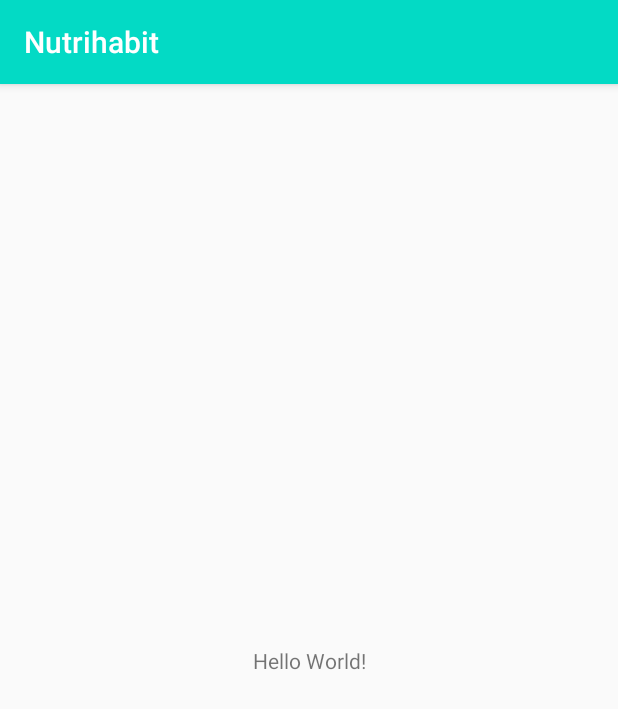
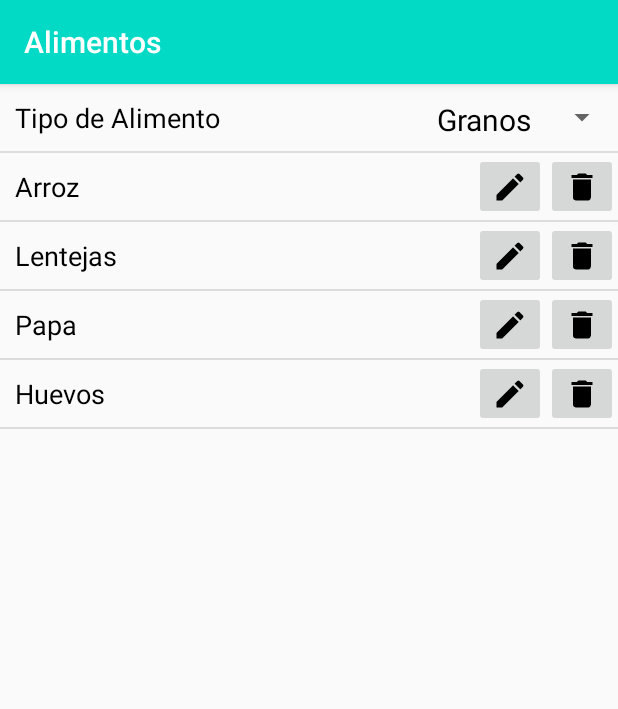
Before and after one commit to juancamiloforero/Nutrihabit2, an Android app: the screen it shows after launch (MainActivity before the commit, AlimentosActivity after it), on a phone screen of 412 x 824 dp. Shown: the top 709 px of the screen. Run offline under Robolectric (Android 15) with nearby library versions, the phone set to English and light mode, and no system bars.

Commit message:
Crear y editar alimentos enlazados

```diff
--- a/app/src/main/AndroidManifest.xml
+++ b/app/src/main/AndroidManifest.xml
@@ -9,7 +9,9 @@
         android:roundIcon="@mipmap/ic_launcher_round"
         android:supportsRtl="true"
         android:theme="@style/AppTheme">
-        <activity android:name=".bienvenidaActivity"></activity>
+        <activity android:name=".bienvenidaActivity" />
+        <activity android:name=".alimentos.AlimentosCrearActivity"/>
+        <activity android:name=".alimentos.AlimentosActivity" />
         <activity android:name=".MainActivity">
             <intent-filter>
                 <action android:name="android.intent.action.MAIN" />
--- a/app/src/main/java/com/example/nutrihabit2/alimentos/AlimentosActivity.java
+++ b/app/src/main/java/com/example/nutrihabit2/alimentos/AlimentosActivity.java
@@ -1,11 +1,15 @@
 package com.example.nutrihabit2.alimentos;
 
 import androidx.appcompat.app.AppCompatActivity;
+import androidx.fragment.app.FragmentManager;
+import androidx.fragment.app.FragmentTransaction;
 import androidx.recyclerview.widget.DividerItemDecoration;
 import androidx.recyclerview.widget.LinearLayoutManager;
 import androidx.recyclerview.widget.RecyclerView;
 
+import android.content.Intent;
 import android.os.Bundle;
+import android.util.Log;
 import android.widget.ArrayAdapter;
 import android.widget.Spinner;
 
@@ -14,37 +18,28 @@ import com.example.nutrihabit2.R;
 import java.lang.reflect.Array;
 import java.util.ArrayList;
 
-public class AlimentosActivity extends AppCompatActivity {
+public class AlimentosActivity extends AppCompatActivity implements Alimentos_list_Adapter.OnAlimentosListener{
+
+    private static final String TAG_ALIMENTOS_LISTA_FRAGMENT="TAG_ALIMENTOS_LISTA_FRAGMENT";
+    private static final String TAG_ALIMENTOS_CREAR_FRAGMENT="TAG_ALIMENTOS_CREAR_FRAGMENT";
 
     private Spinner spinnerTiposAlimentos;
-
     private RecyclerView mRvAlimentosList;
     private ArrayList<Alimento> auxAlimentos;
 
     @Override
     protected void onCreate(Bundle savedInstanceState) {
         super.onCreate(savedInstanceState);
-        setContentView(R.layout.alimentos_list);
+        setContentView(R.layout.activity_alimentos);
         setTitle(R.string.alimento_menu);
 
+        // Inicializar recycler lista
+        mRvAlimentosList = findViewById(R.id.rvAlimentos);
 
-        inicializarSpinnerTipoAlimentos();
-        inicializarListaAlimentos();
-    }
-
-    private void inicializarSpinnerTipoAlimentos() {
+        // Inicializar spinner
         spinnerTiposAlimentos = findViewById(R.id.spTipoAlimento);
 
-        ArrayAdapter<CharSequence> adapterSpinner = ArrayAdapter.createFromResource(this,
-                R.array.arrTipoAlimentos, R.layout.alimentos_tipos_item);
-
-        spinnerTiposAlimentos.setAdapter(adapterSpinner);
-    }
-
-    private void inicializarListaAlimentos() {
-        // Extraer el recycler de la lista de alimentos
-        mRvAlimentosList = findViewById(R.id.rvAlimentos);
-
+        // Lista
         // Solo decoración
         mRvAlimentosList.addItemDecoration(new DividerItemDecoration(this, DividerItemDecoration.VERTICAL));
 
@@ -65,9 +60,30 @@ public class AlimentosActivity extends AppCompatActivity {
         auxAlimentos.add(a4);
 
         // Instanciar el adaptador
-        Alimentos_list_Adapter mAdapter = new Alimentos_list_Adapter(auxAlimentos);
+        Alimentos_list_Adapter mAdapter = new Alimentos_list_Adapter(auxAlimentos, this);
 
         // Setear el adaptador al recycler de alimentos
         mRvAlimentosList.setAdapter(mAdapter);
+
+
+        // Spinner
+        ArrayAdapter<CharSequence> adapterSpinner = ArrayAdapter.createFromResource(this,
+                R.array.arrTipoAlimentos, R.layout.alimentos_tipos_item);
+
+        spinnerTiposAlimentos.setAdapter(adapterSpinner);
+
     }
+
+    @Override
+    public void onEditAlimentoClick(int position) {
+        Log.d("TAG1", "onEditClicked");
+        Intent intent = new Intent(this, AlimentosCrearActivity.class);
+        startActivity(intent);
+    }
+
+    @Override
+    public void onDeleteAlimentoClick(int position) {
+        Log.d("TAG2", "onDeleteClicked");
+    }
+
 }
--- a/app/src/main/java/com/example/nutrihabit2/alimentos/Alimentos_list_Adapter.java
+++ b/app/src/main/java/com/example/nutrihabit2/alimentos/Alimentos_list_Adapter.java
@@ -1,12 +1,17 @@
 package com.example.nutrihabit2.alimentos;
 
 import android.content.Context;
+import android.content.Intent;
 import android.view.LayoutInflater;
 import android.view.View;
 import android.view.ViewGroup;
+import android.widget.ImageButton;
 import android.widget.TextView;
+import android.widget.Toast;
 
 import androidx.annotation.NonNull;
+import androidx.fragment.app.Fragment;
+import androidx.fragment.app.FragmentManager;
 import androidx.recyclerview.widget.RecyclerView;
 
 import com.example.nutrihabit2.R;
@@ -16,9 +21,11 @@ import java.util.ArrayList;
 public class Alimentos_list_Adapter extends RecyclerView.Adapter<Alimentos_list_Adapter.AlimentosViewHolder>{
 
     private ArrayList<Alimento> mAlimentos;
+    private OnAlimentosListener mOnAlimentosListener;
 
-    public Alimentos_list_Adapter(ArrayList<Alimento> alimentos) {
+    public Alimentos_list_Adapter(ArrayList<Alimento> alimentos, OnAlimentosListener onAlimentosListener) {
         mAlimentos = alimentos;
+        this.mOnAlimentosListener = onAlimentosListener;
     }
 
     @NonNull
@@ -32,7 +39,7 @@ public class Alimentos_list_Adapter extends RecyclerView.Adapter<Alimentos_list_
         boolean fastAttachToParent = false;
         View itemView = inflater.inflate(layoutIdAlimentosItem, parent, fastAttachToParent);
 
-        AlimentosViewHolder viewHolder = new AlimentosViewHolder(itemView);
+        AlimentosViewHolder viewHolder = new AlimentosViewHolder(itemView, mOnAlimentosListener);
 
         return viewHolder;
     }
@@ -51,19 +58,55 @@ public class Alimentos_list_Adapter extends RecyclerView.Adapter<Alimentos_list_
         }
     }
 
-
-    public class AlimentosViewHolder extends RecyclerView.ViewHolder {
+    public class AlimentosViewHolder extends RecyclerView.ViewHolder implements View.OnClickListener{
 
         TextView mNombreAlimentoView;
+        ImageButton mEliminarBoton;
+        ImageButton mEditarBoton;
+        OnAlimentosListener onAlimentosListener;
 
-        public AlimentosViewHolder(@NonNull View itemView) {
+        public AlimentosViewHolder(@NonNull View itemView, final OnAlimentosListener onAlimentosListener) {
             super(itemView);
 
             mNombreAlimentoView = itemView.findViewById(R.id.tvNombreAlimento);
+            mEliminarBoton = itemView.findViewById(R.id.btEliminarAlimento);
+            mEditarBoton = itemView.findViewById(R.id.btEditarAlimento);
+
+            this.onAlimentosListener = onAlimentosListener;
+            itemView.setOnClickListener(this);
+
+            mEliminarBoton.setOnClickListener(new View.OnClickListener() {
+
+                @Override
+                public void onClick(View v) {
+                    onAlimentosListener.onDeleteAlimentoClick(getAdapterPosition());
+                }
+            });
+
+            mEditarBoton.setOnClickListener(new View.OnClickListener() {
+
+                @Override
+                public void onClick(View v) {
+                    onAlimentosListener.onEditAlimentoClick(getAdapterPosition());
+                }
+            });
+        }
+
+        @Override
+        public void onClick(View v) {
+            // ToDo: On click para el alimento, ver sus detalles
         }
 
         void bind(int listaIndex) {
              mNombreAlimentoView.setText(String.valueOf(mAlimentos.get(listaIndex).getNombre()));
         }
+
+
+    }
+
+    public interface OnAlimentosListener {
+        // Interfaz para implementar y escuchar los botones de eliminar, editar y ver alimentos
+        void onEditAlimentoClick(int position);
+        void onDeleteAlimentoClick(int position);
     }
 }
--- /dev/null
+++ b/app/src/main/res/drawable/rounded_corners.xml
@@ -0,0 +1,5 @@
+<?xml version="1.0" encoding="utf-8"?>
+<shape xmlns:android="http://schemas.android.com/apk/res/android">
+    <corners android:radius="24dp"/>
+    <solid android:color="@color/colorPrimary" />
+</shape>
--- /dev/null
+++ b/app/src/main/res/layout/activity_alimentos.xml
@@ -0,0 +1,52 @@
+<?xml version="1.0" encoding="utf-8"?>
+<androidx.constraintlayout.widget.ConstraintLayout xmlns:android="http://schemas.android.com/apk/res/android"
+    xmlns:card_view="http://schemas.android.com/apk/res-auto"
+    xmlns:tools="http://schemas.android.com/tools"
+    android:layout_width="match_parent"
+    android:layout_height="match_parent"
+    tools:context=".alimentos.AlimentosActivity">
+
+    <LinearLayout
+        android:layout_width="match_parent"
+        android:layout_height="match_parent"
+        android:divider="@android:color/transparent"
+        android:orientation="vertical">
+
+
+        <LinearLayout
+            android:layout_width="match_parent"
+            android:layout_height="wrap_content"
+            android:orientation="horizontal">
+
+
+            <TextView
+                android:layout_width="0dp"
+                android:layout_height="wrap_content"
+                android:layout_weight="3"
+                android:padding="10dp"
+                android:text="@string/tipo_alimento"
+                android:textAppearance="@style/TextoNormal" />
+
+            <Spinner
+                android:id="@+id/spTipoAlimento"
+                android:layout_width="wrap_content"
+                android:layout_height="match_parent"
+                android:layout_gravity="end"
+                android:layout_weight="1"
+                android:textAppearance="@style/TextoNormal" />
+        </LinearLayout>
+
+
+        <View
+            android:id="@+id/divider"
+            android:layout_width="match_parent"
+            android:layout_height="1dp"
+            android:background="?android:attr/listDivider" />
+
+        <androidx.recyclerview.widget.RecyclerView
+            android:id="@+id/rvAlimentos"
+            android:layout_width="match_parent"
+            android:layout_height="match_parent" />
+    </LinearLayout>
+
+</androidx.constraintlayout.widget.ConstraintLayout>
--- a/app/src/main/res/layout/alimentos_list_item.xml
+++ b/app/src/main/res/layout/alimentos_list_item.xml
@@ -19,14 +19,14 @@
             android:textAppearance="@style/TextoNormal" />
 
         <ImageButton
-            android:id="@+id/button1"
+            android:id="@+id/btEditarAlimento"
             android:layout_width="wrap_content"
             android:layout_height="match_parent"
             android:src="@drawable/edit"
             android:layout_gravity="end"/>
 
         <ImageButton
-            android:id="@+id/button2"
+            android:id="@+id/btEliminarAlimento"
             android:layout_width="wrap_content"
             android:layout_height="match_parent"
             android:src="@drawable/delete"
--- a/app/src/main/res/layout/alimentos_tipos_item.xml
+++ b/app/src/main/res/layout/alimentos_tipos_item.xml
@@ -1,10 +1,11 @@
 <?xml version="1.0" encoding="utf-8"?>
-
+<!-- Estilo para el spinner selector del tipo de alimentos -->
 <TextView
     xmlns:android="http://schemas.android.com/apk/res/android"
     android:layout_width="match_parent"
     android:layout_height="wrap_content"
-    android:textAppearance="@style/TextoNormal"
+    android:textAppearance="@style/TituloPequenio"
+    android:textColor="#000000"
     android:gravity="end"
     android:padding="10dp"
     />
--- a/app/src/main/res/values/styles.xml
+++ b/app/src/main/res/values/styles.xml
@@ -21,7 +21,7 @@
     </style>
     <style name="TextoNormal" parent="TextAppearance.AppCompat">
         <item name="android:textColor">#000000</item>
-        <item name="android:textSize">24sp</item>
+        <item name="android:textSize">18sp</item>
         <item name="android:background">#0091EA</item>
     </style>
 </resources>
```
Also changed, not shown: app/src/main/java/com/example/nutrihabit2/alimentos/AlimentosCrearActivity.java (added, +39 -0 lines), app/src/main/res/layout/activity_alimentos_crear.xml (added, +167 -0 lines), app/src/main/res/values/medidasPorcion.xml (added, +8 -0 lines), app/src/main/res/values/strings.xml (+10 -0 lines).
